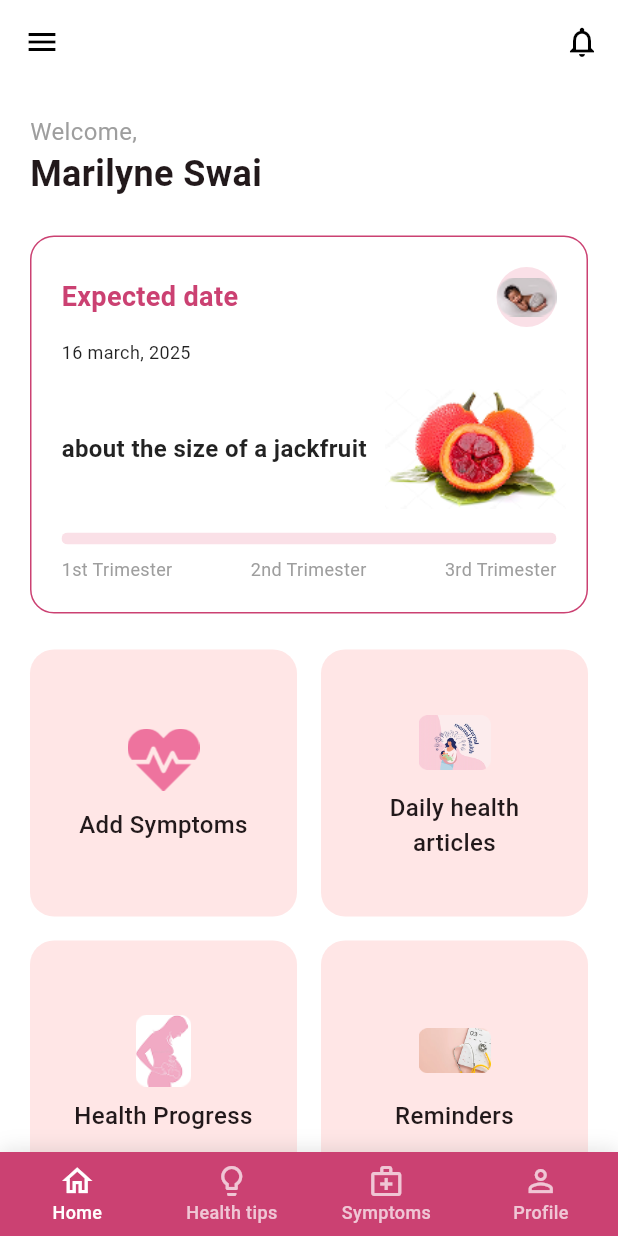
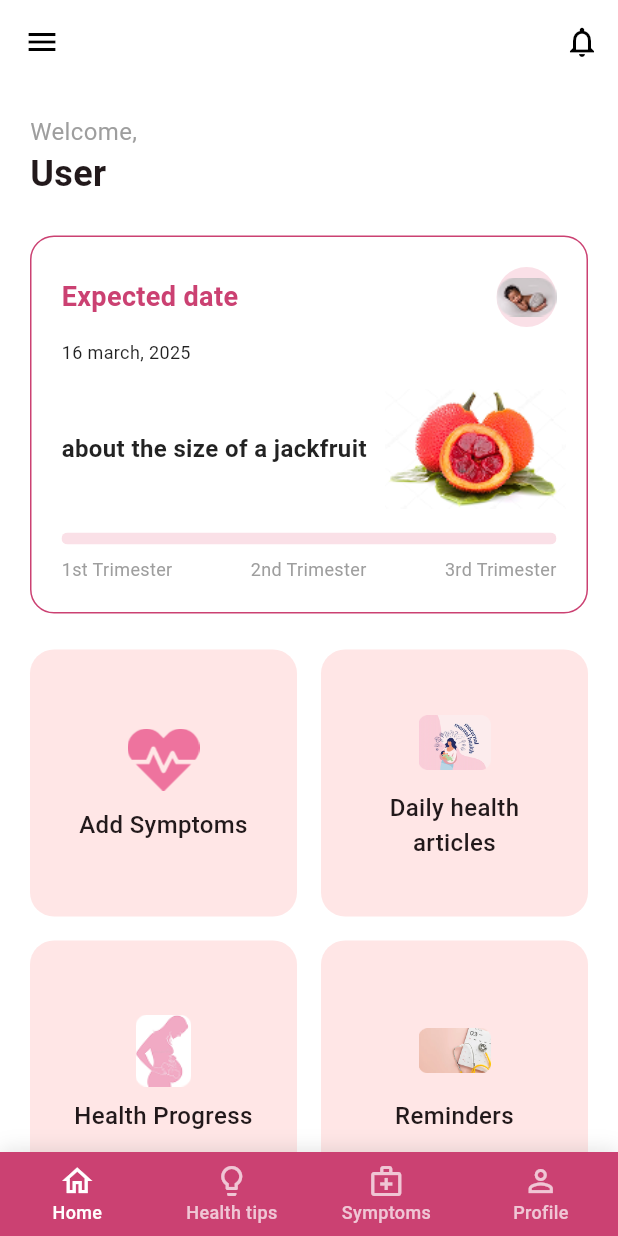
Before and after one commit to DereckGeorge/mamaapp, a Flutter app: the SummaryScreen screen opened directly with empty values, on a phone screen of 412 x 824 dp. Run offline on Flutter 3.47's test engine with Material 3 defaults, Android fonts, the phone set to English and light mode, and no system bars; our stand-ins replace flutter_dotenv, image_picker, shared_preferences; accounts and stored records are empty.

Commit message:
refractored summary screen to fetch name dynamically and be default home screen

```diff
--- a/lib/screens/user_onboarding/summary_screen.dart
+++ b/lib/screens/user_onboarding/summary_screen.dart
@@ -25,7 +25,27 @@ class SummaryScreen extends StatefulWidget {
 class _SummaryScreenState extends State<SummaryScreen> {
   final ApiService _apiService = ApiService();
   bool _isLoading = false;
+  String _userName = '';
   final GlobalKey<ScaffoldState> _scaffoldKey = GlobalKey<ScaffoldState>();
+
+  @override
+  void initState() {
+    super.initState();
+    _loadUserData();
+  }
+
+  Future<void> _loadUserData() async {
+    try {
+      final userData = await _apiService.getUserData();
+      if (userData != null) {
+        setState(() {
+          _userName = userData.name;
+        });
+      }
+    } catch (e) {
+      print('Error loading user data: $e');
+    }
+  }
 
   Future<void> _saveAndContinue() async {
     setState(() {
@@ -87,8 +107,8 @@ class _SummaryScreenState extends State<SummaryScreen> {
                 children: [
                   Column(
                     crossAxisAlignment: CrossAxisAlignment.start,
-                    children: const [
-                      Text(
+                    children: [
+                      const Text(
                         'Welcome,',
                         style: TextStyle(
                           fontSize: 16,
@@ -96,8 +116,8 @@ class _SummaryScreenState extends State<SummaryScreen> {
                         ),
                       ),
                       Text(
-                        'Marilyne Swai',
-                        style: TextStyle(
+                        _userName.isEmpty ? 'User' : _userName,
+                        style: const TextStyle(
                           fontSize: 24,
                           fontWeight: FontWeight.bold,
                         ),
```
